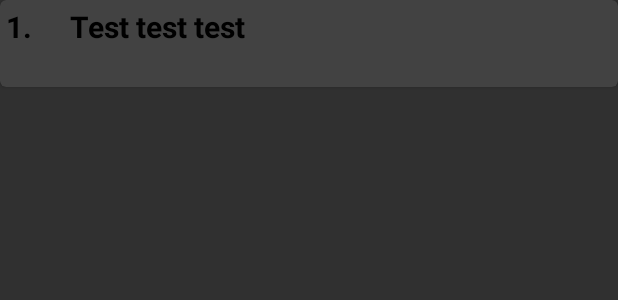
After one commit to KylunR/MovieMatchup, an Android app: the layout recommendations_item.xml on its own in the app's theme, with its tools: preview values and no code run, on a phone screen of 412 x 824 dp. The commit adds this screen. Shown: the top 300 px of the screen. Run offline under Robolectric (Android 15) with nearby library versions, the phone set to English and light mode, and no system bars.

Commit message:
Working on recycler view

```diff
--- a/Android/app/build.gradle
+++ b/Android/app/build.gradle
@@ -42,6 +42,7 @@ dependencies {
     androidTestImplementation 'androidx.test.ext:junit:1.1.1'
     androidTestImplementation 'androidx.test.espresso:espresso-core:3.2.0'
 
-    implementation 'com.github.bumptech.glide:glide:4.4.0'
-    annotationProcessor 'com.github.bumptech.glide:compiler:4.4.0'
+    implementation "androidx.recyclerview:recyclerview:1.1.0"
+    implementation "androidx.recyclerview:recyclerview-selection:1.1.0-rc01"
+    implementation "androidx.cardview:cardview:1.0.0"
 }
--- a/Android/app/src/main/java/edu/tacoma/uw/kylunr/moviematchup/MainActivity.java
+++ b/Android/app/src/main/java/edu/tacoma/uw/kylunr/moviematchup/MainActivity.java
@@ -21,6 +21,8 @@ import com.google.firebase.auth.FirebaseUser;
 
 import java.util.Arrays;
 import java.util.List;
+
+import edu.tacoma.uw.kylunr.moviematchup.data.User;
 
 
 /**
--- /dev/null
+++ b/Android/app/src/main/res/layout/recommendations_item.xml
@@ -0,0 +1,46 @@
+<?xml version="1.0" encoding="utf-8"?>
+<androidx.cardview.widget.CardView xmlns:android="http://schemas.android.com/apk/res/android"
+    android:layout_width="match_parent"
+    android:layout_height="wrap_content"
+    xmlns:app="http://schemas.android.com/apk/res-auto"
+    app:cardCornerRadius="4dp">
+
+    <RelativeLayout
+        android:layout_width="match_parent"
+        android:layout_height="match_parent"
+        android:layout_margin="4dp">
+
+        <TextView
+            android:id="@+id/number"
+            android:layout_width="wrap_content"
+            android:layout_height="wrap_content"
+            android:text="1."
+            android:textStyle="bold"
+            android:textSize="20sp"
+            android:textColor="@android:color/black" />
+
+        <TextView
+            android:id="@+id/title"
+            android:layout_width="wrap_content"
+            android:layout_height="wrap_content"
+            android:text="Test test test"
+            android:layout_marginLeft="25dp"
+            android:textStyle="bold"
+            android:textSize="20sp"
+            android:textColor="@android:color/black"
+            android:layout_toEndOf="@+id/number"
+            android:layout_toRightOf="@+id/number" />
+
+        <ImageView
+            android:id="@+id/poster"
+            android:layout_width="50dp"
+            android:layout_height="50dp"
+            android:layout_marginRight="50dp"
+            android:padding="2dp"
+            android:layout_alignParentRight="true" />
+
+    </RelativeLayout>
+
+
+
+</androidx.cardview.widget.CardView>
```
Also changed, not shown: Android/app/src/main/java/edu/tacoma/uw/kylunr/moviematchup/RecommendationsActivity.java (+32 -115 lines), Android/app/src/main/java/edu/tacoma/uw/kylunr/moviematchup/data/PosterDownloader.java (added, +59 -0 lines), Android/app/src/main/java/edu/tacoma/uw/kylunr/moviematchup/data/RecommendationItem.java (added, +25 -0 lines), Android/app/src/main/java/edu/tacoma/uw/kylunr/moviematchup/data/RecyclerViewAdapter.java (added, +74 -0 lines), Android/app/src/main/java/edu/tacoma/uw/kylunr/moviematchup/data/User.java (+7 -2 lines), Android/app/src/main/res/layout/activity_recommendations.xml (+5 -4 lines).
